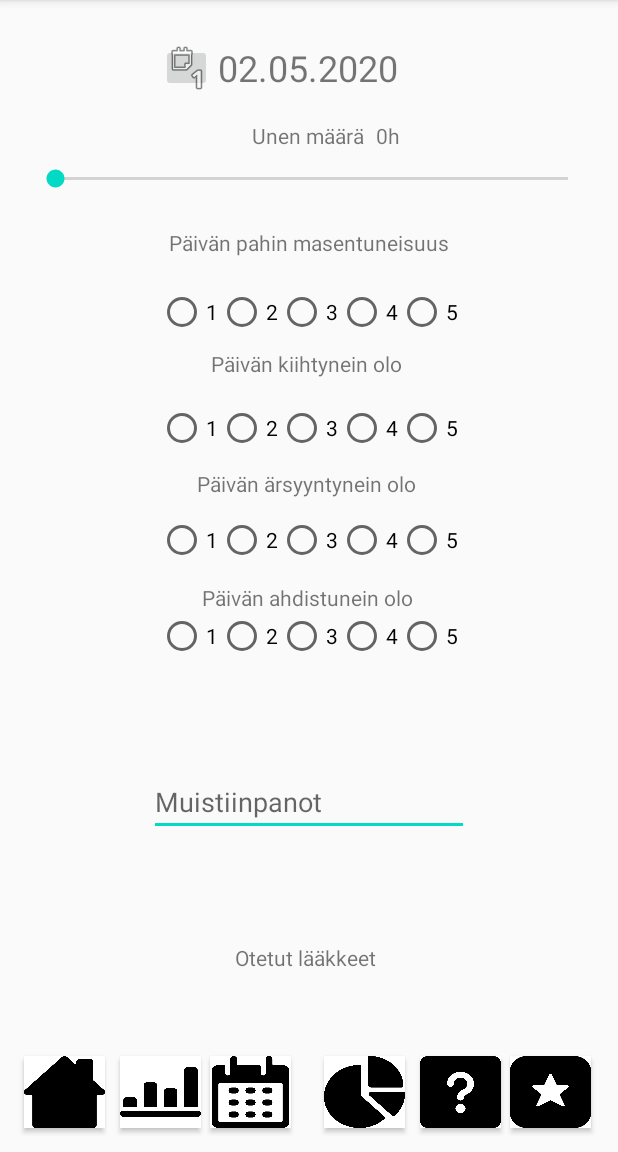
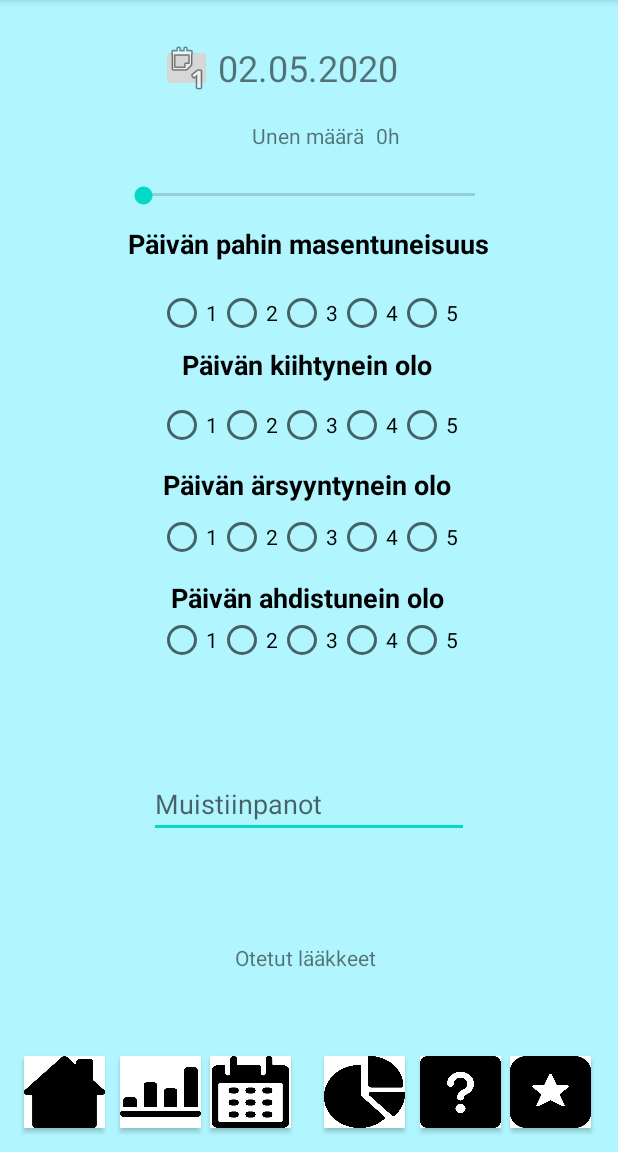
Before and after one commit to NicklasMichaelStellberg/Moodi, an Android app: the screen it shows after launch (MainActivity), on a phone screen of 412 x 824 dp, the part 84-1236 px from its top. Run offline under Robolectric (Android 15) with nearby library versions, the phone set to English and light mode, and no system bars.

```diff
--- a/app/src/main/java/com/example/moodi/Paivaus.java
+++ b/app/src/main/java/com/example/moodi/Paivaus.java
@@ -13,7 +13,7 @@ import java.io.IOException;
 import java.util.Calendar;
 
 //luokan olio vastaa aina yhden päivän kirjattuja tietoja
-public class Paivaus {
+public class Paivaus extends MainActivity {
 
 
     private int sleep = 0;
@@ -23,7 +23,7 @@ public class Paivaus {
     private int anxiety = 0;
 
 
-    public Paivaus(int sleep, int depression, int agitation, int irritation, int anxiety) {
+    private Paivaus(int sleep, int depression, int agitation, int irritation, int anxiety) {
 
         this.sleep = sleep;
         this.depression = depression;
@@ -33,8 +33,8 @@ public class Paivaus {
 
     }
 
-    public static Paivaus load(Calendar calendar, Context context) {//ladataan paivaus tiedosto
-        String tunniste = "" + calendar.get(Calendar.YEAR) + calendar.get(Calendar.MONTH) + calendar.get(Calendar.DAY_OF_MONTH);
+    public static Paivaus load(int year,int month, int dayOfMonth, Context context) {//ladataan paivaus tiedosto
+        String tunniste = "" + year+"-"+month+"-"+dayOfMonth;
         //avataan tiedosto jonka nimi on tunniste
         //lue tiedostosta tarvittava tieto päiväys luokalle
         //return new paivaus
@@ -64,8 +64,8 @@ public class Paivaus {
         return new Paivaus(0, 0, 0, 0, 0);//palauta nämä arvot
     }
 
-    public void save(Calendar calendar, Context context) {// tallennetaan paivaustiedosto
-        String tunniste = "" + calendar.get(Calendar.YEAR) + calendar.get(Calendar.MONTH) + calendar.get(Calendar.DAY_OF_MONTH);
+    public void save(int year,int month, int dayOfMonth, Context context) {// tallennetaan paivaustiedosto
+        String tunniste = "" + year+"-"+month+"-"+dayOfMonth;
         File muisti = context.getFilesDir();
         File file = new File(muisti, tunniste);
         try {
--- a/app/src/main/res/layout/activity_main.xml
+++ b/app/src/main/res/layout/activity_main.xml
@@ -4,6 +4,7 @@
     xmlns:tools="http://schemas.android.com/tools"
     android:layout_width="match_parent"
     android:layout_height="match_parent"
+    android:background="#B1F6FF"
     tools:context=".MainActivity">
 
     <TextView
@@ -42,6 +43,9 @@
         android:layout_height="wrap_content"
         android:layout_marginTop="8dp"
         android:text="@string/paivan_kiihtynein_olo"
+        android:textColor="#000000"
+        android:textSize="18sp"
+        android:textStyle="bold"
         app:layout_constraintBottom_toBottomOf="parent"
         app:layout_constraintEnd_toEndOf="parent"
         app:layout_constraintHorizontal_bias="0.494"
@@ -69,6 +73,9 @@
         android:layout_width="wrap_content"
         android:layout_height="wrap_content"
         android:text="@string/paivan_arsyyntynein_olo"
+        android:textColor="#000000"
+        android:textSize="18sp"
+        android:textStyle="bold"
         app:layout_constraintBottom_toBottomOf="parent"
         app:layout_constraintEnd_toEndOf="parent"
         app:layout_constraintHorizontal_bias="0.494"
@@ -80,18 +87,20 @@
 
     <SeekBar
         android:id="@+id/sleepSeek"
-        android:layout_width="374dp"
-        android:layout_height="13dp"
+        android:layout_width="253dp"
+        android:layout_height="40dp"
         android:layout_marginStart="16dp"
         android:layout_marginLeft="16dp"
-        android:layout_marginTop="112dp"
-        android:layout_marginEnd="16dp"
-        android:layout_marginRight="16dp"
+        android:layout_marginTop="108dp"
+        android:layout_marginEnd="24dp"
+        android:layout_marginRight="24dp"
         android:padding="16dp"
+        app:layout_constraintBottom_toTopOf="@+id/textView"
         app:layout_constraintEnd_toEndOf="parent"
-        app:layout_constraintHorizontal_bias="0.8"
+        app:layout_constraintHorizontal_bias="0.533"
         app:layout_constraintStart_toStartOf="parent"
-        app:layout_constraintTop_toTopOf="parent" />
+        app:layout_constraintTop_toTopOf="parent"
+        app:layout_constraintVertical_bias="1.0" />
 
     <RadioGroup
         android:id="@+id/kiihtyneisyysRadio"
@@ -147,6 +156,9 @@
         android:layout_width="wrap_content"
         android:layout_height="wrap_content"
         android:text="@string/paivan_ahditunein_olo"
+        android:textColor="#000000"
+        android:textSize="18sp"
+        android:textStyle="bold"
         app:layout_constraintBottom_toBottomOf="parent"
         app:layout_constraintEnd_toEndOf="parent"
         app:layout_constraintHorizontal_bias="0.496"
@@ -216,7 +228,8 @@
             android:id="@+id/ahdistusRadio1"
             android:layout_width="wrap_content"
             android:layout_height="wrap_content"
-            android:text="@string/one" />
+            android:text="@string/one"
+            android:textColor="#000000" />
 
         <RadioButton
             android:id="@+id/ahdistusRadio2"
@@ -299,13 +312,17 @@
         android:layout_width="wrap_content"
         android:layout_height="wrap_content"
         android:text="@string/paivan_pahin_masentuneisuus"
+        android:textColor="#000000"
+        android:textSize="18sp"
+        android:textStyle="bold"
         app:layout_constraintBottom_toBottomOf="parent"
         app:layout_constraintEnd_toEndOf="parent"
+        app:layout_constraintHorizontal_bias="0.497"
         app:layout_constraintLeft_toLeftOf="parent"
         app:layout_constraintRight_toRightOf="parent"
         app:layout_constraintStart_toStartOf="parent"
         app:layout_constraintTop_toTopOf="parent"
-        app:layout_constraintVertical_bias="0.203" />
+        app:layout_constraintVertical_bias="0.202" />
 
     <TextView
         android:id="@+id/textView5"
@@ -388,6 +405,7 @@
         android:layout_marginLeft="16dp"
         android:layout_marginBottom="16dp"
         android:background="@drawable/house_chimney"
+        android:textColor="#2196F3"
         app:layout_constraintBottom_toBottomOf="parent"
         app:layout_constraintStart_toStartOf="parent" />
 
--- a/app/src/main/res/values/strings.xml
+++ b/app/src/main/res/values/strings.xml
@@ -22,4 +22,5 @@
     <string name="versio">Versio 0.1</string>
     <string name="vuosi">2020</string>
     <string name="sovelluksen_tiedot">Tietoa sovelluksesta</string>
+    <string name="aika">20.4.2020</string>
 </resources>
```
Also changed, not shown: app/src/main/java/com/example/moodi/MainActivity.java (+59 -32 lines), 1 other file.
